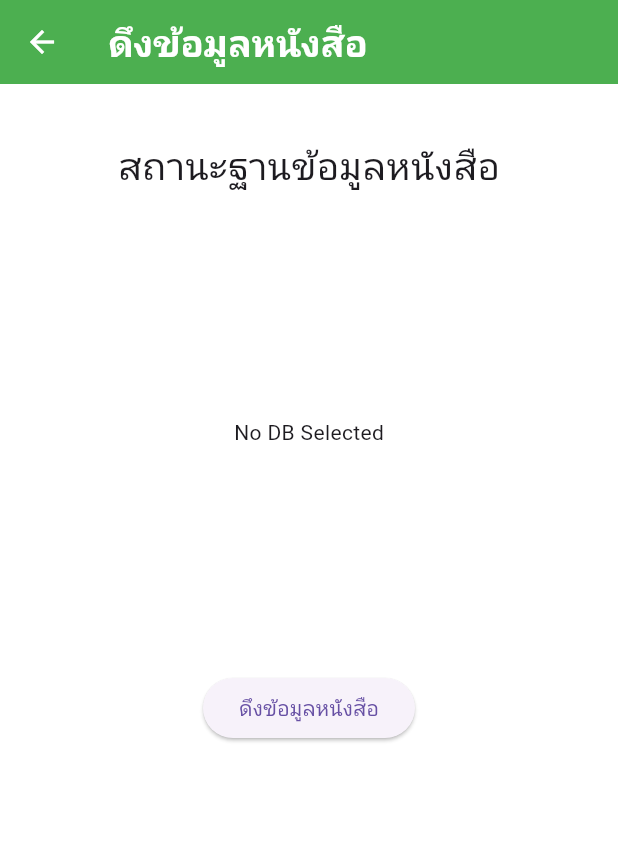
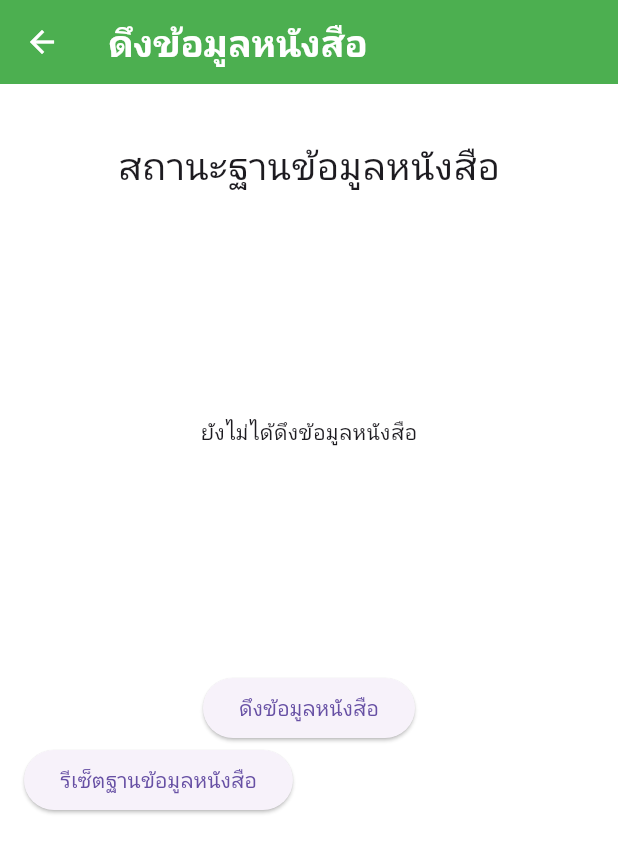
Before and after one commit to pondforwork/qrScanner, a Flutter app: the SelectDBview screen opened directly, on a phone screen of 412 x 824 dp. Shown: the top 853 px of the screen. Run offline on Flutter 3.47's test engine with Material 3 defaults, Android fonts, the phone set to English and light mode, and no system bars; our stand-ins replace connectivity_plus, firebase_auth, firebase_core, get, google_sign_in, grouped_list and 5 more; missing offline and left inert: downloadsfolder, flutter_archive, flutter_barcode_scanner, flutter_file_downloader; accounts and stored records are empty.

```diff
--- a/lib/screen/selectdbview.dart
+++ b/lib/screen/selectdbview.dart
@@ -44,12 +44,12 @@ class SelectDBview extends StatelessWidget {
                     ],
                   );
                 } else if (bookController.checkdbAvial() == false) {
-                  return const Text("No DB Selected");
+                  return const Text("ยังไม่ได้ดึงข้อมูลหนังสือ");
                 } else {
                   if (bookController.unzippingstatus.value == true) {
-                    return const Text("Unziping");
+                    return const Text("กำลังแตกไฟล์");
                   } else {
-                    return const Text("Fetch DB Success");
+                    return const Text("ดึงข้อมูลหนังสือแล้ว");
                   }
                 }
               }),
@@ -75,6 +75,21 @@ class SelectDBview extends StatelessWidget {
                       "ดึงข้อมูลหนังสือ"), // Displayed text on the button
                 ),
               ),
+              Row(
+                children: [
+                  Row(
+                    children: [
+                      ElevatedButton(
+                        onPressed: () async {
+                          bookController.resetBookDB();
+                          print("Test");
+                        },
+                        child: const Text("รีเซ็ตฐานข้อมูลหนังสือ"),
+                      ),
+                    ],
+                  )
+                ],
+              )
             ],
           ),
         ),
```
Also changed, not shown: lib/controller/bookcontroller.dart (+60 -3 lines), lib/controller/checkedbookcontroller.dart (+10 -1 lines).
